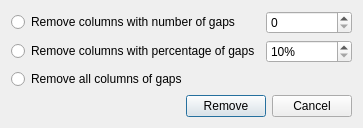
First picture: the form in src/corelibs/U2View/src/ov_msa/ui/DeleteGapsDialog.ui, repository dualword/ugene-qt4, before the edit.
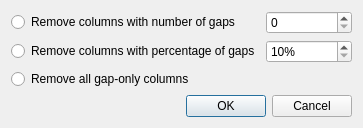
Second picture: the form after the edit.

```diff
--- a/src/corelibs/U2View/src/ov_msa/ui/DeleteGapsDialog.ui
+++ b/src/corelibs/U2View/src/ov_msa/ui/DeleteGapsDialog.ui
@@ -49,42 +49,18 @@
      <item row="2" column="0">
       <widget class="QRadioButton" name="allRadioButton">
        <property name="text">
-        <string>Remove all columns of gaps</string>
+        <string>Remove all gap-only columns</string>
        </property>
       </widget>
      </item>
     </layout>
    </item>
    <item>
-    <layout class="QHBoxLayout" name="horizontalLayout">
-     <item>
-      <spacer name="horizontalSpacer">
-       <property name="orientation">
-        <enum>Qt::Horizontal</enum>
-       </property>
-       <property name="sizeHint" stdset="0">
-        <size>
-         <width>40</width>
-         <height>20</height>
-        </size>
-       </property>
-      </spacer>
-     </item>
-     <item>
-      <widget class="QPushButton" name="deleteButton">
-       <property name="text">
-        <string>Remove</string>
-       </property>
-      </widget>
-     </item>
-     <item>
-      <widget class="QPushButton" name="cancelButton">
-       <property name="text">
-        <string>Cancel</string>
-       </property>
-      </widget>
-     </item>
-    </layout>
+    <widget class="QDialogButtonBox" name="buttonBox">
+     <property name="standardButtons">
+      <set>QDialogButtonBox::Cancel|QDialogButtonBox::Ok</set>
+     </property>
+    </widget>
    </item>
   </layout>
  </widget>
```
Left out of the diff: 37 changed lines with no effect on the pictures.
